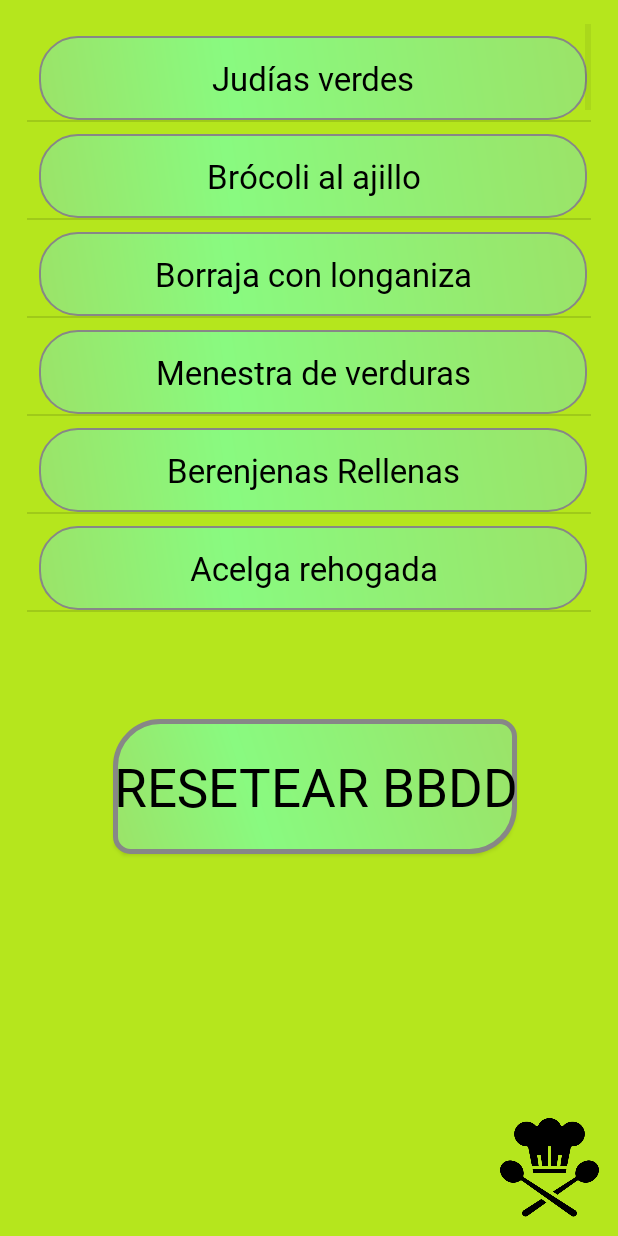
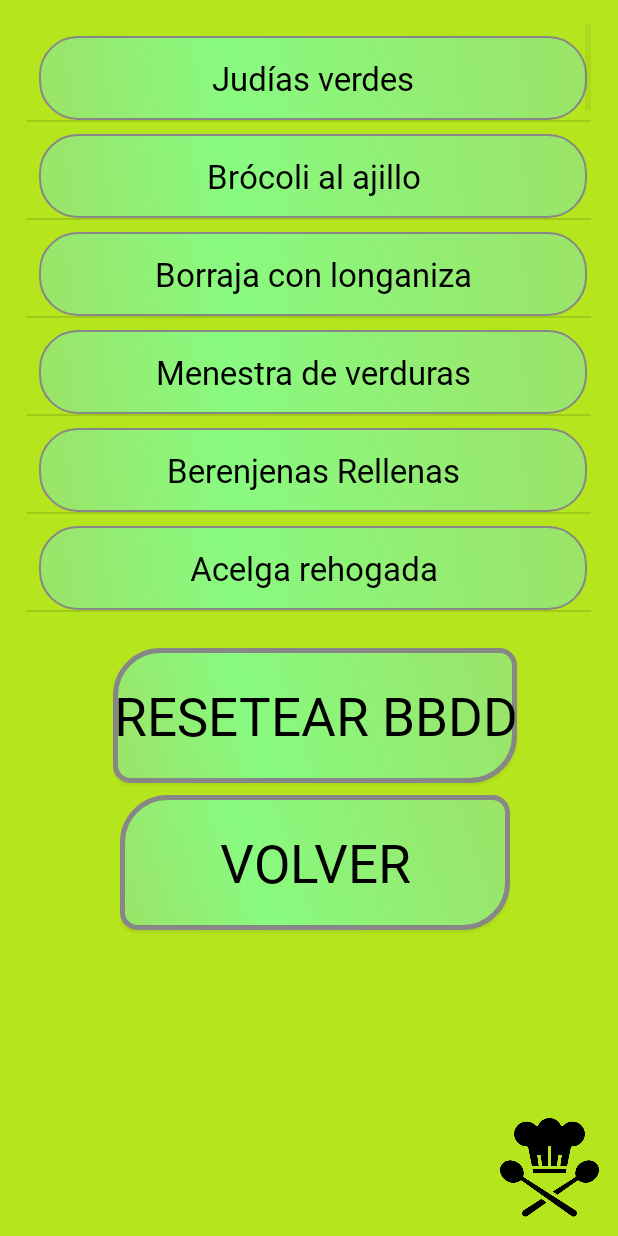
Before and after one commit to Mikelverde/miMenu, an Android app: the ListaPlatos screen opened directly, with no data from a screen before it, on a phone screen of 412 x 824 dp. Run offline under Robolectric (Android 15) with nearby library versions, the phone set to English and light mode, and no system bars; our stand-ins replace Room's generated code.

Commit message:
casi finalizado, falta deprecated, javadoc terminado

```diff
--- a/app/src/main/java/com/example/mimenu/DataBase.java
+++ b/app/src/main/java/com/example/mimenu/DataBase.java
@@ -9,6 +9,11 @@ import com.example.mimenu.Tablas.Menu;
 import com.example.mimenu.Tablas.Plato;
 import com.example.mimenu.Tablas.Receta;
 
+/**
+ * Clase @Database contiene las tablas Plato, Ingrediente, Receta y Menu
+ * @author Mikel
+ * @version 30/12/20
+ */
 @Database(entities = {Plato.class, Ingrediente.class, Receta.class, Menu.class},version = 1)
 public abstract class DataBase extends RoomDatabase {
     public abstract Consultas consultas();
--- a/app/src/main/java/com/example/mimenu/Vistas/ListaCompra.java
+++ b/app/src/main/java/com/example/mimenu/Vistas/ListaCompra.java
@@ -14,7 +14,7 @@ import com.example.mimenu.Tablas.IngredienteListaCompra;
 import java.util.List;
 
 /**
- * Activity sobre la que se presenta la informacion sobre la lista de la compra asociada al menu semanal
+ * Activity sobre la que se presenta la informacion de la lista de la compra asociada al menu semanal
  * @author Mikel
  * @version 30/12/20
  */
--- a/app/src/main/res/layout/activity_lista_platos.xml
+++ b/app/src/main/res/layout/activity_lista_platos.xml
@@ -46,7 +46,7 @@
         style="@style/botones"
         android:layout_width="wrap_content"
         android:layout_height="wrap_content"
-        android:layout_marginTop="32dp"
+        android:layout_marginTop="16dp"
         android:onClick="cargarBBDD"
         android:text="@string/resetear_bbdd"
         android:textSize="35dp"
@@ -54,5 +54,20 @@
         app:layout_constraintEnd_toEndOf="parent"
         app:layout_constraintStart_toStartOf="parent"
         app:layout_constraintTop_toBottomOf="@+id/listV_Ingredientes"
-        app:layout_constraintVertical_bias="0.110000014" />
+        app:layout_constraintVertical_bias="0.0" />
+
+    <Button
+        style="@style/botones"
+        android:layout_width="wrap_content"
+        android:layout_height="wrap_content"
+        android:layout_marginTop="8dp"
+        android:onClick="atras3"
+        android:text="@string/volver"
+        android:textSize="35dp"
+        app:layout_constraintBottom_toBottomOf="parent"
+        app:layout_constraintEnd_toEndOf="parent"
+        app:layout_constraintStart_toStartOf="parent"
+        app:layout_constraintTop_toBottomOf="@+id/button2"
+        app:layout_constraintVertical_bias="0.0" />
+        />
 </androidx.constraintlayout.widget.ConstraintLayout>
--- a/app/src/main/res/layout/activity_nueva_receta.xml
+++ b/app/src/main/res/layout/activity_nueva_receta.xml
@@ -33,7 +33,7 @@
         android:layout_width="260dp"
         android:layout_height="90dp"
         android:layout_marginTop="16dp"
-        android:onClick="atras2"
+        android:onClick="atras4"
         android:text="VOLVER"
         android:textSize="24sp"
         app:layout_constraintBottom_toBottomOf="parent"
--- a/app/src/main/res/values/strings.xml
+++ b/app/src/main/res/values/strings.xml
@@ -7,4 +7,5 @@
     <string name="tipo_de_unidad">Tipo de unidad</string>
     <string name="a_adir_ingrediente_a_la_receta">AÑADIR INGREDIENTE A LA RECETA</string>
     <string name="resetear_bbdd">RESETEAR BBDD</string>
+    <string name="volver">VOLVER</string>
 </resources>
```
Also changed, not shown: app/src/main/java/com/example/mimenu/MainActivity.java (+11 -3 lines), app/src/main/java/com/example/mimenu/Metodos/Metodos.java (+7 -3 lines), app/src/main/java/com/example/mimenu/Vistas/DetallesPlato.java (+14 -7 lines), app/src/main/java/com/example/mimenu/Vistas/ListaPlatos.java (+25 -7 lines), app/src/main/java/com/example/mimenu/Vistas/MenuSemanal.java (+40 -9 lines), app/src/main/java/com/example/mimenu/Vistas/NuevaReceta.java (+33 -9 lines), app/src/main/java/com/example/mimenu/Vistas/NuevoPlato.java (+11 -2 lines), app/src/main/java/com/example/mimenu/Vistas/NumeroComensales.java (+9 -0 lines).
